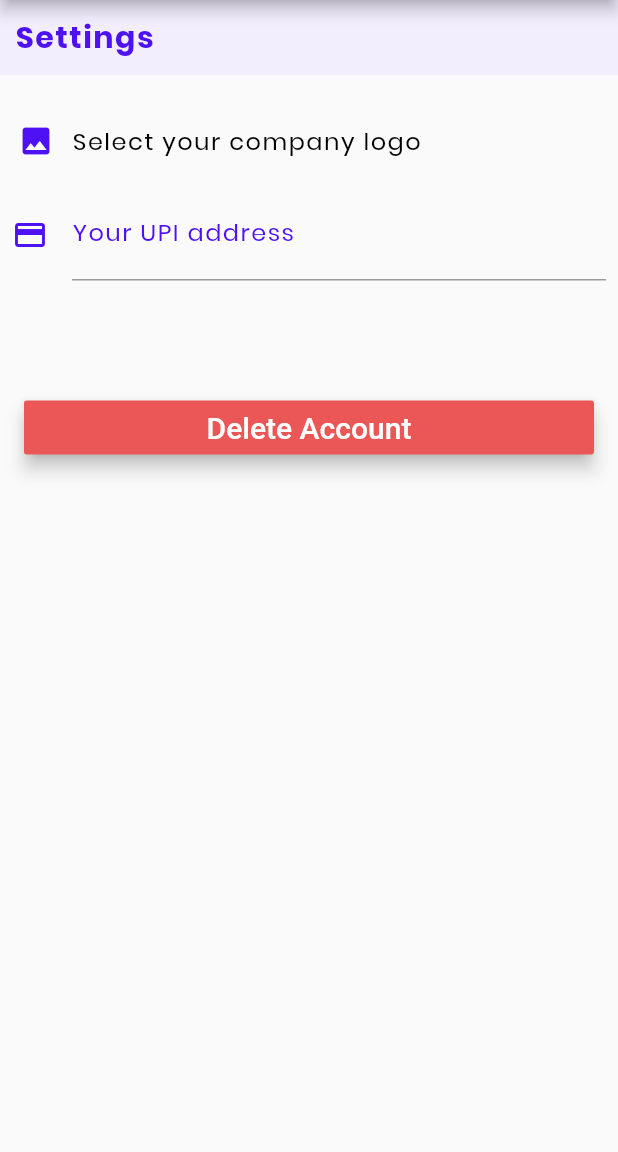
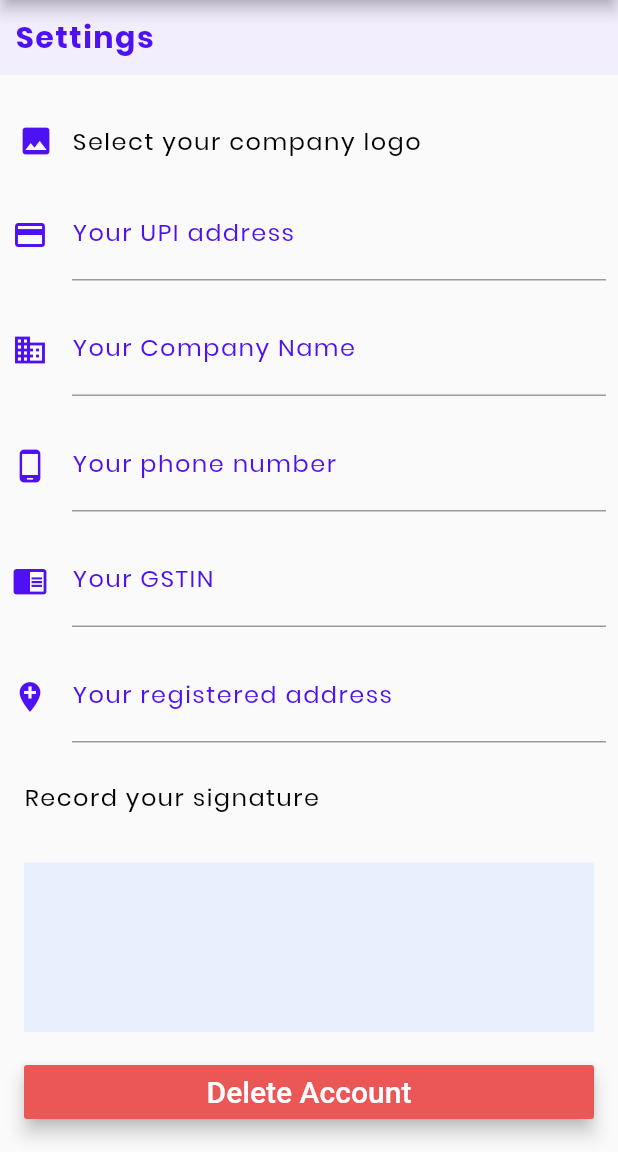
Before and after one commit to TallyAssist/TallyAssist, a Flutter app: the SettingsScreen screen opened directly, on a phone screen of 412 x 824 dp, the part 84-1236 px from its top. Run offline on Flutter 3.47's test engine with Material 2 defaults, Android fonts, the phone set to English and light mode, and no system bars; drawn by our look-alikes of signature; our stand-ins replace cloud_firestore, firebase_auth, font_awesome_flutter, image_picker, pdf, share; missing offline and left inert: esys_flutter_share, flutter_full_pdf_viewer; accounts and stored records are empty; project files that could hold a hidden picture were left out.

Commit message:
Updated settings with all necessary changes

```diff
--- a/lib/ui/views/settingsscreen.dart
+++ b/lib/ui/views/settingsscreen.dart
@@ -7,7 +7,7 @@ import 'package:tassist/ui/shared/drawer.dart';
 import 'package:tassist/ui/shared/headernav.dart';
 import 'package:image_picker/image_picker.dart';
 import 'package:tassist/ui/widgets/sectionHeader.dart';
-
+import 'package:signature/signature.dart';
 
 class SettingsScreen extends StatefulWidget {
   @override
@@ -25,6 +25,13 @@ class _SettingsScreenState extends State<SettingsScreen> {
   });
 }
 
+final SignatureController _controller = SignatureController(penStrokeWidth: 5, penColor: Colors.red);
+
+  @override
+  void initState() {
+    super.initState();
+    _controller.addListener(() => print("Value changed"));
+  }
 
 
   @override
@@ -68,8 +75,115 @@ class _SettingsScreenState extends State<SettingsScreen> {
                 ),
               ),
             ),
-            SizedBox(height: 50),
-           Padding(
+            Padding(
+              padding: spacer.all.xxs,
+              child: TextFormField(
+                style: secondaryListDisc,
+                decoration: InputDecoration(
+                  icon: Icon(Icons.business, color: TassistPrimary,),
+                  hintText: 'Company Name to be displayed',
+                  hintStyle: secondaryHint,
+                  labelText: 'Your Company Name',
+                  labelStyle: secondaryListTitle.copyWith(fontSize: 16)
+                ),
+              ),
+            ),
+            Padding(
+              padding: spacer.all.xxs,
+              child: TextFormField(
+                style: secondaryListDisc,
+                decoration: InputDecoration(
+                  icon: Icon(Icons.phone_android, color: TassistPrimary,),
+                  hintText: 'Contact number',
+                  hintStyle: secondaryHint,
+                  labelText: 'Your phone number',
+                  labelStyle: secondaryListTitle.copyWith(fontSize: 16)
+                ),
+              ),
+            ),
+            Padding(
+              padding: spacer.all.xxs,
+              child: TextFormField(
+                style: secondaryListDisc,
+                decoration: InputDecoration(
+                  icon: Icon(Icons.chrome_reader_mode, color: TassistPrimary,),
+                  hintText: 'Input 12-digit GSTIN',
+                  hintStyle: secondaryHint,
+                  labelText: 'Your GSTIN',
+                  labelStyle: secondaryListTitle.copyWith(fontSize: 16)
+                ),
+              ),
+            ),
+            Padding(
+              padding: spacer.all.xxs,
+              child: TextFormField(
+                style: secondaryListDisc,
+                decoration: InputDecoration(
+                  icon: Icon(Icons.add_location, color: TassistPrimary,),
+                  hintText: 'Input your registered address',
+                  hintStyle: secondaryHint,
+                  labelText: 'Your registered address',
+                  labelStyle: secondaryListTitle.copyWith(fontSize: 16)
+                ),
+              ),
+            ),
+            Padding(
+              padding: spacer.all.xs,
+              child: Text('Record your signature'),
+            ),
+              //SIGNATURE CANVAS
+              Padding(
+                padding: spacer.all.xs,
+                child: Signature(controller: _controller, height: 200, backgroundColor: TassistInfoLight),
+              ),
+              //OK AND CLEAR BUTTONS
+              Container(
+                padding: spacer.all.xs,
+                decoration: const BoxDecoration(color: TassistBgLightPurple),
+                child: Row(
+                  mainAxisAlignment: MainAxisAlignment.spaceEvenly,
+                  children: <Widget>[
+                    //SHOW EXPORTED IMAGE IN NEW ROUTE
+                    IconButton(
+                      icon: const Icon(Icons.check),
+                      color: TassistSuccess,
+                      onPressed: () async {
+                        if (_controller.isNotEmpty) {
+                          var data = await _controller.toPngBytes();
+                          Navigator.of(context).push(
+                            MaterialPageRoute(
+                              builder: (BuildContext context) {
+                                return Scaffold(
+                                  appBar: headerNav(_drawerKey),
+                                  body: Center(child: Container(color: TassistBgLightPurple, child: Image.memory(data))),
+                                );
+                              },
+                            ),
+                          );
+                        }
+                      },
+                    ),
+                    //CLEAR CANVAS
+                    IconButton(
+                      icon: const Icon(Icons.clear),
+                      color: TassistWarning,
+                      onPressed: () {
+                        setState(() => _controller.clear());
+                      },
+                    ),
+                  ],
+                ),
+              ),
+
+
+
+
+
+
+
+          ]
+        ),
+        bottomNavigationBar:  Padding(
              padding: spacer.all.xs,
              child: RaisedButton(
                onPressed: () => showDialog(
@@ -90,12 +204,6 @@ class _SettingsScreenState extends State<SettingsScreen> {
               textColor: Colors.white,
               elevation: 5,),
            ),
-
-
-
-
-          ]
-        )
           )
     );
   }
--- a/pubspec.yaml
+++ b/pubspec.yaml
@@ -36,6 +36,7 @@ dependencies:
   # flutter_login: ^1.0.10+1
   # charts_flutter: ^0.8.1
   esys_flutter_share: ^1.0.2
+  signature: ^3.0.0
 
   # The following adds the Cupertino Icons font to your application.
   # Use with the CupertinoIcons class for iOS style icons.
```
Also changed, not shown: pubspec.lock.
